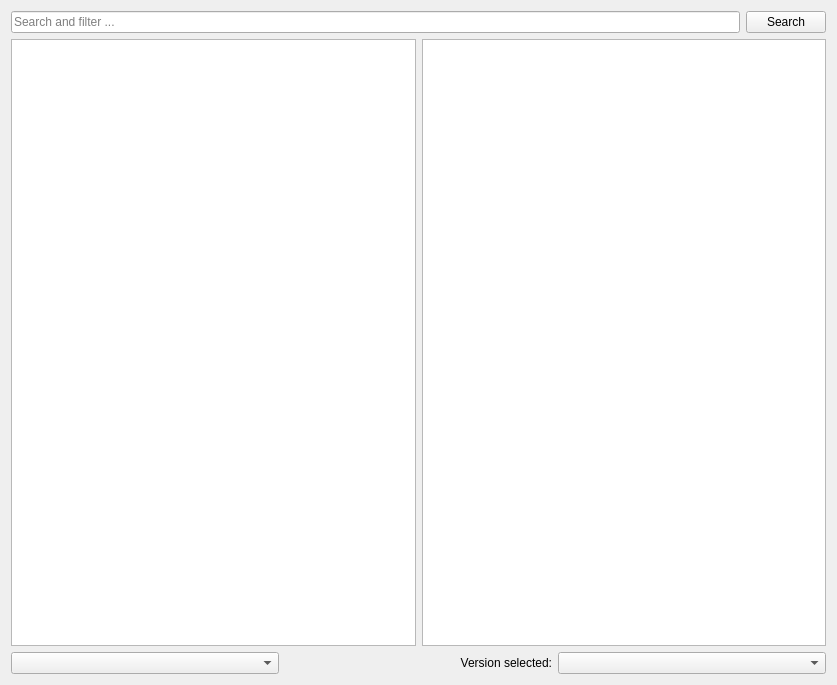
First picture: the form in launcher/ui/pages/modplatform/modrinth/ModrinthPage.ui, repository VorwerkUa2/WerkLauncher, before the edit.
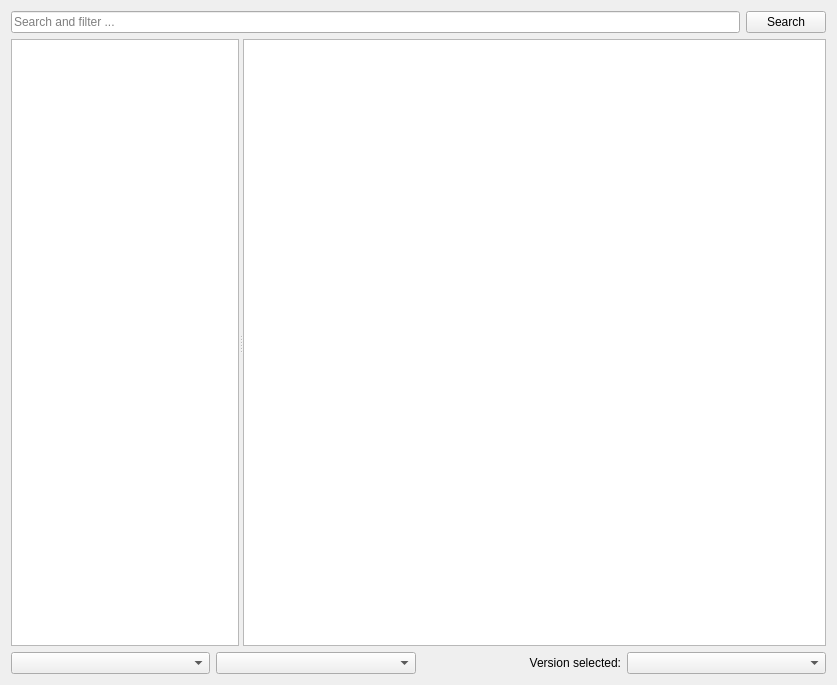
Second picture: the form after the edit.

```diff
--- a/launcher/ui/pages/modplatform/modrinth/ModrinthPage.ui
+++ b/launcher/ui/pages/modplatform/modrinth/ModrinthPage.ui
@@ -30,8 +30,13 @@
     </layout>
    </item>
    <item>
-    <layout class="QHBoxLayout">
-     <item>
+    <widget class="QSplitter" name="splitter">
+     <property name="orientation">
+      <enum>Qt::Horizontal</enum>
+     </property>
+     <property name="childrenCollapsible">
+      <bool>false</bool>
+     </property>
       <widget class="QListView" name="packView">
        <property name="horizontalScrollBarPolicy">
         <enum>Qt::ScrollBarAlwaysOff</enum>
@@ -40,17 +45,33 @@
         <enum>QAbstractScrollArea::AdjustToContents</enum>
        </property>
        <property name="alternatingRowColors">
-        <bool>true</bool>
+       <bool>false</bool>
        </property>
        <property name="iconSize">
         <size>
-         <width>48</width>
-         <height>48</height>
-        </size>
-       </property>
-      </widget>
-     </item>
-     <item>
+        <width>64</width>
+        <height>64</height>
+       </size>
+      </property>
+      <property name="viewMode">
+       <enum>QListView::IconMode</enum>
+      </property>
+      <property name="wordWrap">
+       <bool>true</bool>
+      </property>
+      <property name="gridSize">
+       <size>
+        <width>160</width>
+        <height>120</height>
+       </size>
+      </property>
+      <property name="movement">
+       <enum>QListView::Static</enum>
+      </property>
+      <property name="resizeMode">
+       <enum>QListView::Adjust</enum>
+      </property>
+     </widget>
       <widget class="QTextBrowser" name="packDescription">
        <property name="openExternalLinks">
         <bool>true</bool>
@@ -59,11 +80,20 @@
         <bool>true</bool>
        </property>
       </widget>
-     </item>
-    </layout>
+    </widget>
    </item>
    <item>
     <layout class="QHBoxLayout">
+     <item>
+      <widget class="QComboBox" name="categoryBox">
+       <property name="minimumSize">
+        <size>
+         <width>150</width>
+         <height>0</height>
+        </size>
+       </property>
+      </widget>
+     </item>
      <item>
       <widget class="QComboBox" name="sortByBox"/>
      </item>
```
Lines whose indentation alone changed are shown as unchanged.
